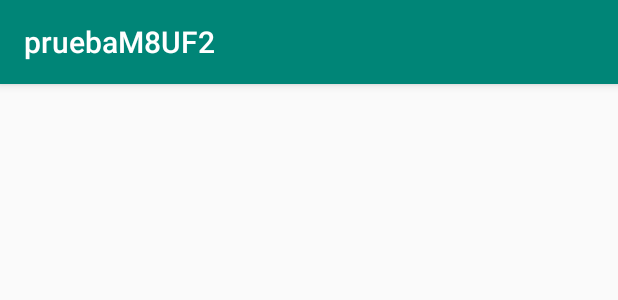
After one commit to isaacmartinezimv/TestingFeatures, an Android app: the layout toolbar.xml on its own in the app's theme, with its tools: preview values and no code run, on a phone screen of 412 x 824 dp. The commit adds this screen. Shown: the top 300 px of the screen. Run offline under Robolectric (Android 15) with nearby library versions, the phone set to English and light mode, and no system bars.

Commit message:
ToolBar created
The toolbar is visible but dont have menu or buttons

```diff
--- a/app/src/main/java/com/example/isaac/pruebam8uf2/MainActivity.java
+++ b/app/src/main/java/com/example/isaac/pruebam8uf2/MainActivity.java
@@ -2,12 +2,18 @@ package com.example.isaac.pruebam8uf2;
 
 import android.support.v7.app.AppCompatActivity;
 import android.os.Bundle;
+import android.support.v7.widget.Toolbar;
+
 
 public class MainActivity extends AppCompatActivity {
+    Toolbar toolbar; //Declaramos la toolBar
 
     @Override
     protected void onCreate(Bundle savedInstanceState) {
         super.onCreate(savedInstanceState);
         setContentView(R.layout.activity_main);
+
+        toolbar = findViewById(R.id.toolbar);
+        setSupportActionBar(toolbar);
     }
 }
--- /dev/null
+++ b/app/src/main/res/layout/toolbar.xml
@@ -0,0 +1,15 @@
+<?xml version="1.0" encoding="utf-8"?>
+<android.support.v7.widget.Toolbar xmlns:android="http://schemas.android.com/apk/res/android"
+    android:layout_width="match_parent"
+    android:layout_height="wrap_content"
+    xmlns:app="http://schemas.android.com/apk/res-auto"
+    android:background="@color/colorPrimary"
+    android:elevation="4dp"
+    app:title="@string/app_name"
+    android:theme="@style/ThemeOverlay.AppCompat.Dark.ActionBar"
+    app:popupTheme="@style/ThemeOverlay.AppCompat.Light">
+
+    <!-- Si se pone la height a matchParent
+    sale la toolBar a full screen -->
+
+</android.support.v7.widget.Toolbar>
--- /dev/null
+++ b/app/src/main/res/menu/main_menu.xml
@@ -0,0 +1,4 @@
+<?xml version="1.0" encoding="utf-8"?>
+<menu xmlns:android="http://schemas.android.com/apk/res/android">
+
+</menu>
--- a/app/src/main/res/values/styles.xml
+++ b/app/src/main/res/values/styles.xml
@@ -1,7 +1,7 @@
 <resources>
 
     <!-- Base application theme. -->
-    <style name="AppTheme" parent="Theme.AppCompat.Light.DarkActionBar">
+    <style name="AppTheme" parent="Theme.AppCompat.Light.NoActionBar">
         <!-- Customize your theme here. -->
         <item name="colorPrimary">@color/colorPrimary</item>
         <item name="colorPrimaryDark">@color/colorPrimaryDark</item>
```
Also changed, not shown: app/src/main/AndroidManifest.xml (+11 -0 lines), app/src/main/res/layout/activity_main.xml (+5 -10 lines).
